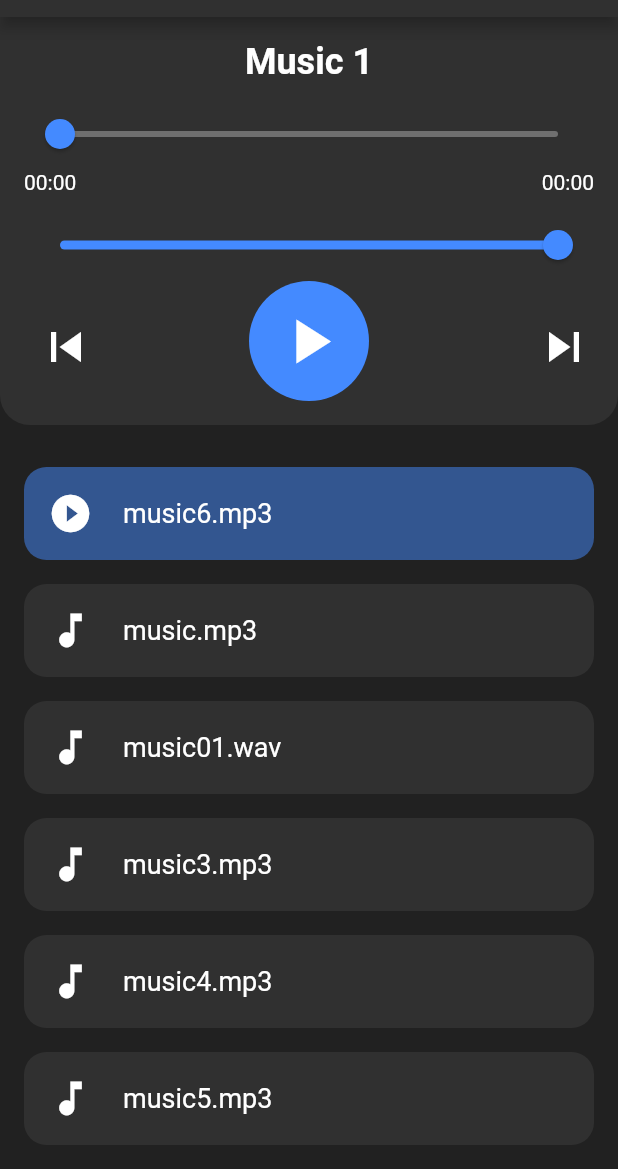
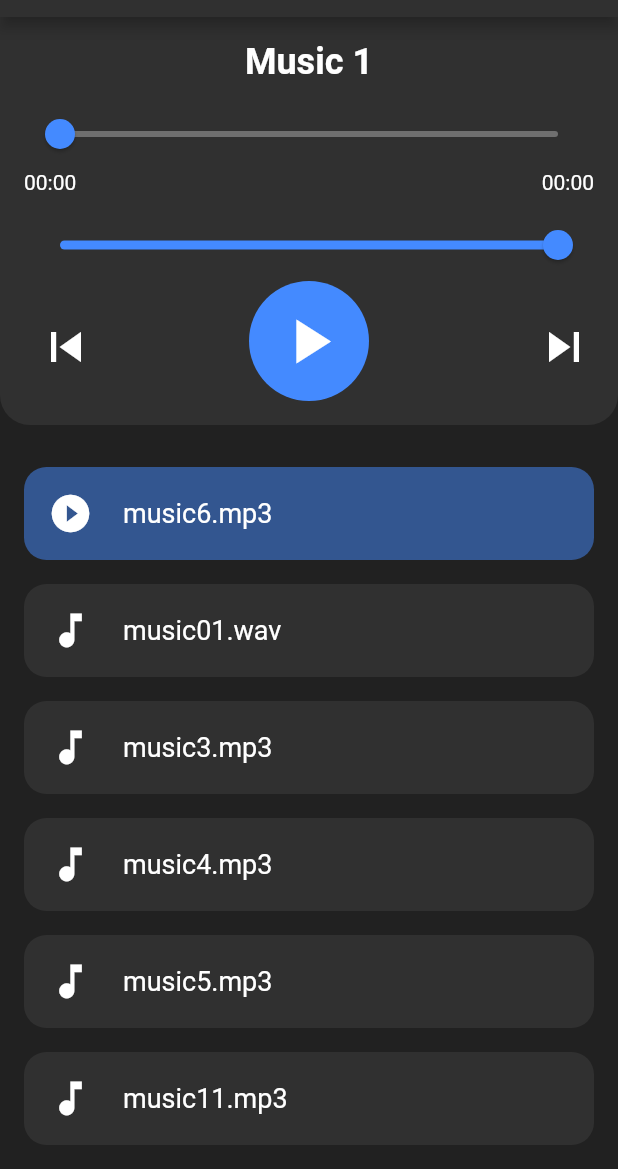
Before and after one commit to hamzamachnaoui/Local_Music_app_Flutter, a Flutter app: the screen it shows after launch, on a phone screen of 412 x 824 dp, the part 67-1236 px from its top. Run offline on Flutter 3.47's test engine with Material 2 defaults, Android fonts, the light colour scheme and no system bars; our stand-ins replace audioplayers.

Commit message:
Diminuer Taille Music

```diff
--- a/lib/main.dart
+++ b/lib/main.dart
@@ -30,15 +30,15 @@ class _MusicPlayerScreenState extends State<MusicPlayerScreen> {
 
   final List<String> musicFiles = [
     'music/music6.mp3',
-    'music/music.mp3',
+    //'music/music.mp3',
     'music/music01.wav',
     'music/music3.mp3',
     'music/music4.mp3',
     'music/music5.mp3',
-    'music/music7.mp3',
+    /*'music/music7.mp3',
     'music/music8.mp3',
     'music/music9.mp3',
-    'music/music10.mp3',
+    'music/music10.mp3',*/
     'music/music11.mp3',
     'music/music12.mp3',
     'music/music13.mp3',
```
